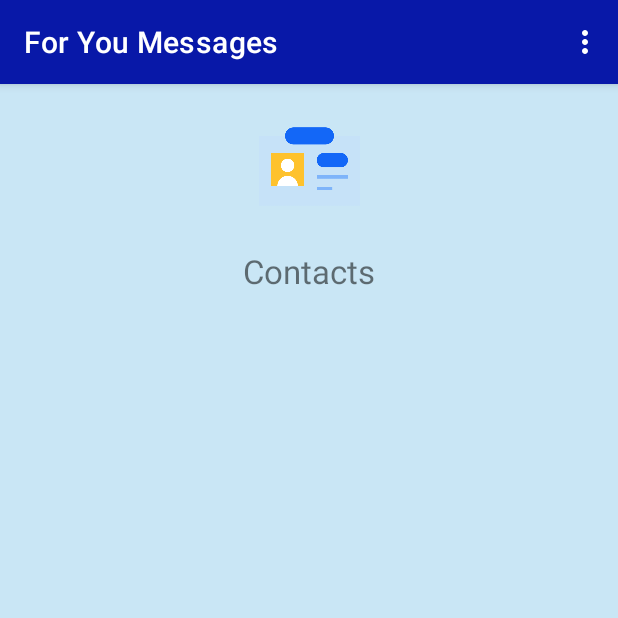
After one commit to morningbob/for_you_messages_android, an Android app: the fragment ContactsFragment shown on its own in the app's theme, on a phone screen of 412 x 824 dp, the top half of it. The commit adds this screen. Run offline under Robolectric (Android 15) with nearby library versions, the phone set to English and light mode, and no system bars; our stand-ins replace Firebase (no records; nobody signed in at launch, a user with empty details on screens opened directly), data binding.

Commit message:
built the skeleton of the Contacts Fragment
Contacts Fragment shows a list of contacts the user has.  It also allows the user to add contact.  Firebase client will post a request to the target user.  The target user needs to accept the request before the original user can add him in the contact.  hooking up the Firebase Cloud Functions to  process the contact request with Firebase database.

```diff
--- a/ForYouMessages/app/src/main/java/com/bitpunchlab/android/foryoumessages/Enums.kt
+++ b/ForYouMessages/app/src/main/java/com/bitpunchlab/android/foryoumessages/Enums.kt
@@ -3,11 +3,11 @@ package com.bitpunchlab.android.foryoumessages
 enum class CreateAccountAppState {
     NORMAL,
     READY_REGISTER,
-    REGISTER_SUCCESS,
+    AUTH_REGISTRATION_SUCCESS,
     REGISTER_ERROR,
-    CREATED_AND_SAVED_USER,
+    REGISTRATION_SUCCESS,
     RESET,
-
+    LOGGED_IN
 }
 
 enum class LoginAppState {
--- a/ForYouMessages/app/src/main/java/com/bitpunchlab/android/foryoumessages/MainFragment.kt
+++ b/ForYouMessages/app/src/main/java/com/bitpunchlab/android/foryoumessages/MainFragment.kt
@@ -74,7 +74,7 @@ class MainFragment : Fragment() {
         return when (item.itemId) {
             R.id.logout -> {
                 firebaseClient.logoutUser()
-                findNavController().popBackStack()
+                firebaseClient.loginAppState.value = LoginAppState.LOGGED_OUT
                 true
             }
             else -> super.onOptionsItemSelected(item)
@@ -131,6 +131,7 @@ class MainFragment : Fragment() {
             LoginAppState.LOGGED_OUT -> {
                 // return to login page, or pop off self
                 //findNavController().navigate(R.id.action_MainFragment_to_LoginFragment)
+                //findNavController().popBackStack()
                 findNavController().popBackStack()
             }
             else -> {
--- /dev/null
+++ b/ForYouMessages/app/src/main/java/com/bitpunchlab/android/foryoumessages/contacts/ContactsFragment.kt
@@ -0,0 +1,124 @@
+package com.bitpunchlab.android.foryoumessages.contacts
+
+import android.app.AlertDialog
+import android.content.DialogInterface
+import android.os.Bundle
+import android.telephony.PhoneNumberUtils
+import android.view.*
+import android.widget.EditText
+import androidx.fragment.app.Fragment
+import androidx.lifecycle.Observer
+import androidx.lifecycle.ViewModelProvider
+import com.bitpunchlab.android.foryoumessages.LoginAppState
+import com.bitpunchlab.android.foryoumessages.R
+import com.bitpunchlab.android.foryoumessages.databinding.FragmentContactsBinding
+import com.bitpunchlab.android.foryoumessages.firebaseClient.FirebaseClientViewModel
+import com.bitpunchlab.android.foryoumessages.firebaseClient.FirebaseClientViewModelFactory
+
+
+class ContactsFragment : Fragment() {
+
+    private var _binding: FragmentContactsBinding? = null
+    private val binding get() = _binding!!
+    private lateinit var contactsAdapter: ContactsAdapter
+    private lateinit var contactsViewModel: ContactsViewModel
+    private lateinit var firebaseClient: FirebaseClientViewModel
+
+    override fun onCreate(savedInstanceState: Bundle?) {
+        super.onCreate(savedInstanceState)
+
+    }
+
+    override fun onCreateView(
+        inflater: LayoutInflater, container: ViewGroup?,
+        savedInstanceState: Bundle?
+    ): View? {
+        setHasOptionsMenu(true)
+        _binding = FragmentContactsBinding.inflate(inflater, container, false)
+        contactsViewModel = ViewModelProvider(requireActivity())
+            .get(ContactsViewModel::class.java)
+        firebaseClient = ViewModelProvider(requireActivity(), FirebaseClientViewModelFactory(requireActivity()))
+            .get(FirebaseClientViewModel::class.java)
+
+        contactsAdapter = ContactsAdapter(ContactOnClickListener { user ->
+            contactsViewModel.onContactClicked(user)
+        })
+
+        binding.lifecycleOwner = viewLifecycleOwner
+        binding.contactsRecycler.adapter = contactsAdapter
+
+        contactsViewModel.contacts.observe(viewLifecycleOwner, Observer { contacts ->
+            contactsAdapter.submitList(contacts)
+            contactsAdapter.notifyDataSetChanged()
+        })
+
+        return binding.root
+    }
+
+    override fun onDestroyView() {
+        super.onDestroyView()
+        _binding = null
+    }
+
+    override fun onCreateOptionsMenu(menu: Menu, inflater: MenuInflater) {
+        inflater.inflate(R.menu.menu_contacts, menu)
+        super.onCreateOptionsMenu(menu, inflater)
+    }
+
+    override fun onOptionsItemSelected(item: MenuItem): Boolean {
+        return when (item.itemId) {
+            R.id.requestContact -> {
+                //firebaseClient.requestContact()
+                requestContactAlert()
+                true
+            }
+            else -> super.onOptionsItemSelected(item)
+        }
+    }
+
+    private fun requestContactAlert() {
+        val requestAlert = AlertDialog.Builder(requireContext())
+        val phoneEdittext = EditText(context)
+
+        requestAlert.setCancelable(false)
+        requestAlert.setTitle("Request to Add a user in Contacts")
+        requestAlert.setMessage("Please enter the user's phone number.  Note that the person must be a user of this app before you can add him/her in the Contacts.  If the person is a user, he/she will be notified to accept or reject the request when he/she starts the app.  If the person accepts the request, we'll add him/her in your Contacts.")
+        requestAlert.setView(phoneEdittext)
+
+        requestAlert.setPositiveButton(getString(R.string.send),
+            DialogInterface.OnClickListener { dialog, button ->
+                val phone = phoneEdittext.text.toString()
+                if (phone.isNullOrEmpty() ||
+                        phone.count() < 10 ||
+                        phone.count() > 13 ||
+                    !PhoneNumberUtils.isGlobalPhoneNumber(phone)) {
+                    // empty phone alert
+                    invalidPhoneAlert()
+                } else {
+                    //val phone = phoneEdittext.text.toString()
+                    // search for the phone number in database
+                    firebaseClient.requestContact(phone)
+                }
+            })
+
+        requestAlert.setNegativeButton(getString(R.string.cancel),
+            DialogInterface.OnClickListener { dialog, button ->
+                // do nothing
+            })
+        requestAlert.show()
+    }
+
+    private fun invalidPhoneAlert() {
+        val errorAlert = AlertDialog.Builder(requireContext())
+
+        errorAlert.setTitle("Invalid Phone Number")
+        errorAlert.setMessage("The phone number is invalid.  ")
+
+        errorAlert.setPositiveButton(getString(R.string.ok),
+            DialogInterface.OnClickListener { dialog, button ->
+                // do nothing
+            })
+
+        errorAlert.show()
+    }
+}
--- /dev/null
+++ b/ForYouMessages/app/src/main/java/com/bitpunchlab/android/foryoumessages/contacts/ContactsViewModel.kt
@@ -0,0 +1,23 @@
+package com.bitpunchlab.android.foryoumessages.contacts
+
+import androidx.lifecycle.MutableLiveData
+import androidx.lifecycle.ViewModel
+import com.bitpunchlab.android.foryoumessages.models.User
+
+class ContactsViewModel : ViewModel() {
+
+    var _contacts = MutableLiveData<List<User>>()
+    val contacts get() = _contacts
+
+    var _chosenContact = MutableLiveData<User>()
+    val chosenContact get() = _chosenContact
+
+
+    fun onContactClicked(contact: User) {
+        _chosenContact.value = contact
+    }
+
+    fun finishedContact() {
+        _chosenContact.value = null
+    }
+}
--- /dev/null
+++ b/ForYouMessages/app/src/main/res/layout/fragment_contacts.xml
@@ -0,0 +1,55 @@
+<?xml version="1.0" encoding="utf-8"?>
+<layout xmlns:android="http://schemas.android.com/apk/res/android"
+    xmlns:tools="http://schemas.android.com/tools"
+    xmlns:app="http://schemas.android.com/apk/res-auto"
+    tools:context=".contacts.ContactsFragment">
+
+    <ScrollView
+        android:layout_width="match_parent"
+        android:layout_height="match_parent"
+        android:fillViewport="true"
+        android:background="@color/blue_background">
+
+        <androidx.constraintlayout.widget.ConstraintLayout
+            android:layout_width="match_parent"
+            android:layout_height="match_parent"
+             >
+
+            <ImageView
+                android:id="@+id/art_contact"
+                android:layout_width="70dp"
+                android:layout_height="70dp"
+                android:layout_marginTop="20dp"
+                app:layout_constraintEnd_toEndOf="parent"
+                app:layout_constraintStart_toStartOf="parent"
+                app:layout_constraintTop_toTopOf="parent"
+                app:srcCompat="@drawable/contact"
+                tools:srcCompat="@drawable/contact" />
+
+            <TextView
+                android:id="@+id/textview_title"
+                android:layout_width="match_parent"
+                android:layout_height="wrap_content"
+                android:layout_marginTop="20dp"
+                android:text="Contacts"
+                android:textAlignment="center"
+                android:textSize="@dimen/title_content_text_size"
+                app:layout_constraintEnd_toEndOf="parent"
+                app:layout_constraintStart_toStartOf="parent"
+                app:layout_constraintTop_toBottomOf="@id/art_contact" />
+
+            <androidx.recyclerview.widget.RecyclerView
+                android:id="@+id/contacts_recycler"
+                android:layout_width="match_parent"
+                android:layout_height="400dp"
+                android:layout_marginTop="20dp"
+                app:layout_constraintEnd_toEndOf="parent"
+                app:layout_constraintStart_toStartOf="parent"
+                app:layout_constraintTop_toBottomOf="@id/textview_title"
+                app:layoutManager="androidx.recyclerview.widget.LinearLayoutManager"
+                />
+
+        </androidx.constraintlayout.widget.ConstraintLayout>
+    </ScrollView>
+
+</layout>
--- /dev/null
+++ b/ForYouMessages/app/src/main/res/menu/menu_contacts.xml
@@ -0,0 +1,9 @@
+<?xml version="1.0" encoding="utf-8"?>
+<menu xmlns:android="http://schemas.android.com/apk/res/android"
+    xmlns:app="http://schemas.android.com/apk/res-auto">
+    <item
+        android:id="@+id/requestContact"
+        android:orderInCategory="100"
+        android:title="Add Contact"
+        app:showAsAction="never" />
+</menu>
--- a/ForYouMessages/app/src/main/res/navigation/nav_graph.xml
+++ b/ForYouMessages/app/src/main/res/navigation/nav_graph.xml
@@ -31,5 +31,9 @@
     <fragment
         android:id="@+id/createAccountFragment"
         android:name="com.bitpunchlab.android.foryoumessages.account.CreateAccountFragment"
-        android:label="CreateAccountFragment" />
+        android:label="CreateAccountFragment" >
+        <action
+            android:id="@+id/action_createAccountFragment_to_MainFragment"
+            app:destination="@id/MainFragment" />
+    </fragment>
 </navigation>
--- a/ForYouMessages/app/src/main/res/values/strings.xml
+++ b/ForYouMessages/app/src/main/res/values/strings.xml
@@ -32,4 +32,5 @@
     <string name="registration_failure_alert_desc">There is error in the server.  Please try again later.</string>
     <string name="ok">OK</string>
     <string name="logout">Logout</string>
+    <string name="cancel">Cancel</string>
 </resources>
```
Also changed, not shown: ForYouMessages/app/src/main/java/com/bitpunchlab/android/foryoumessages/account/CreateAccountFragment.kt (+11 -6 lines), ForYouMessages/app/src/main/java/com/bitpunchlab/android/foryoumessages/account/LoginFragment.kt (+10 -3 lines), ForYouMessages/app/src/main/java/com/bitpunchlab/android/foryoumessages/contacts/ContactsAdapter.kt (added, +54 -0 lines), ForYouMessages/app/src/main/java/com/bitpunchlab/android/foryoumessages/firebaseClient/FirebaseClientViewModel.kt (+116 -7 lines), ForYouMessages/app/src/main/java/com/bitpunchlab/android/foryoumessages/models/Contact.kt (added, +16 -0 lines), ForYouMessages/app/src/main/java/com/bitpunchlab/android/foryoumessages/models/User.kt (+7 -1 lines), ForYouMessages/app/src/main/res/layout/item_contact.xml (added, +42 -0 lines), ForYouMessages/app/src/main/res/drawable-v24/contact.png (added), ForYouMessages/app/src/main/res/drawable-v24/user.png (added), ForYouMessages/app/src/main/res/drawable/contact.png (added), ForYouMessages/app/src/main/res/drawable/user.png (added).
